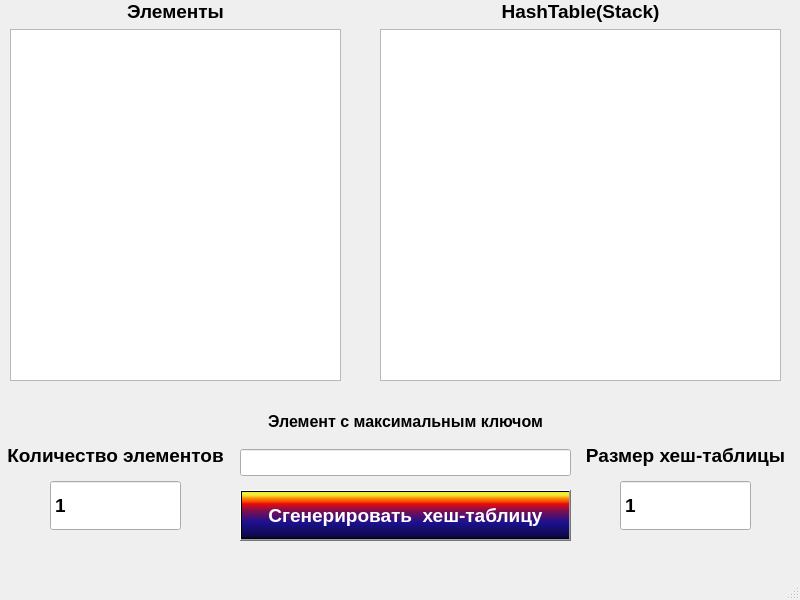
Above: 353504/Козлова Т. В,/LabWork_7/Task_3/mainwindow.ui from voovoopeep/Fundamentals-of-algorithmization-and-programming before the change. Below: the same form after it.
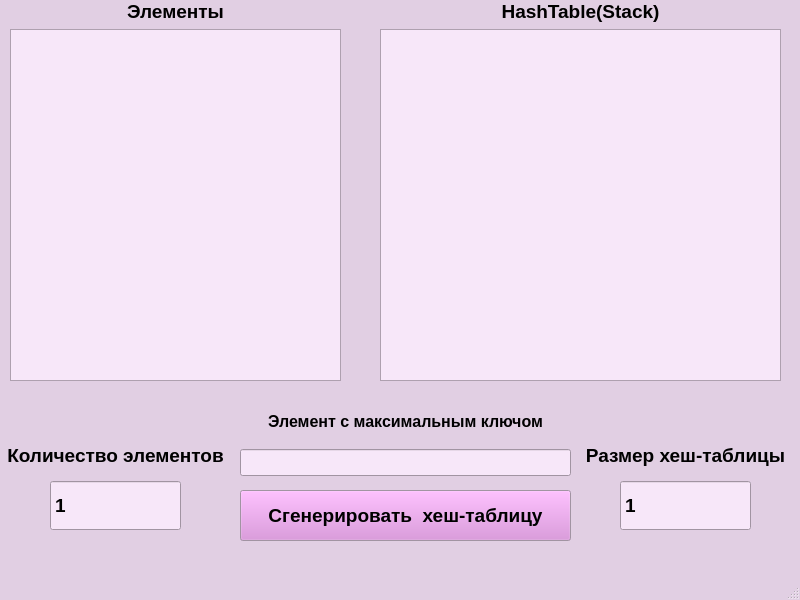
That is the form after the change.

What changed in the file:
```diff
--- a/353504/Козлова Т. В,/LabWork_7/Task_3/mainwindow.ui
+++ b/353504/Козлова Т. В,/LabWork_7/Task_3/mainwindow.ui
@@ -10,6 +10,97 @@
     <height>600</height>
    </rect>
   </property>
+  <property name="palette">
+   <palette>
+    <active>
+     <colorrole role="Button">
+      <brush brushstyle="SolidPattern">
+       <color alpha="255">
+        <red>220</red>
+        <green>138</green>
+        <blue>221</blue>
+       </color>
+      </brush>
+     </colorrole>
+     <colorrole role="Base">
+      <brush brushstyle="SolidPattern">
+       <color alpha="255">
+        <red>247</red>
+        <green>231</green>
+        <blue>249</blue>
+       </color>
+      </brush>
+     </colorrole>
+     <colorrole role="Window">
+      <brush brushstyle="SolidPattern">
+       <color alpha="255">
+        <red>225</red>
+        <green>207</green>
+        <blue>227</blue>
+       </color>
+      </brush>
+     </colorrole>
+    </active>
+    <inactive>
+     <colorrole role="Button">
+      <brush brushstyle="SolidPattern">
+       <color alpha="255">
+        <red>220</red>
+        <green>138</green>
+        <blue>221</blue>
+       </color>
+      </brush>
+     </colorrole>
+     <colorrole role="Base">
+      <brush brushstyle="SolidPattern">
+       <color alpha="255">
+        <red>247</red>
+        <green>231</green>
+        <blue>249</blue>
+       </color>
+      </brush>
+     </colorrole>
+     <colorrole role="Window">
+      <brush brushstyle="SolidPattern">
+       <color alpha="255">
+        <red>225</red>
+        <green>207</green>
+        <blue>227</blue>
+       </color>
+      </brush>
+     </colorrole>
+    </inactive>
+    <disabled>
+     <colorrole role="Button">
+      <brush brushstyle="SolidPattern">
+       <color alpha="255">
+        <red>220</red>
+        <green>138</green>
+        <blue>221</blue>
+       </color>
+      </brush>
+     </colorrole>
+     <colorrole role="Base">
+      <brush brushstyle="SolidPattern">
+       <color alpha="255">
+        <red>225</red>
+        <green>207</green>
+        <blue>227</blue>
+       </color>
+      </brush>
+     </colorrole>
+     <colorrole role="Window">
+      <brush brushstyle="SolidPattern">
+       <color alpha="255">
+        <red>225</red>
+        <green>207</green>
+        <blue>227</blue>
+       </color>
+      </brush>
+     </colorrole>
+    </disabled>
+   </palette>
+  </property>
   <property name="windowTitle">
    <string>HashTable</string>
   </property>
@@ -33,8 +124,7 @@
      <cursorShape>PointingHandCursor</cursorShape>
     </property>
     <property name="styleSheet">
-     <string notr="true">background-color: qlineargradient(spread:pad, x1:0, y1:1, x2:0, y2:0, stop:0 rgba(0, 0, 0, 255), stop:0.05 rgba(14, 8, 73, 255), stop:0.36 rgba(28, 17, 145, 255), stop:0.6 rgba(126, 14, 81, 255), stop:0.75 rgba(234, 11, 11, 255), stop:0.79 rgba(244, 70, 5, 255), stop:0.86 rgba(255, 136, 0, 255), stop:0.935 rgba(239, 236, 55, 255));
-color: rgb(255, 255, 255);</string>
+     <string notr="true"/>
     </property>
     <property name="text">
      <string>Сгенерировать  хеш-таблицу</string>
```
